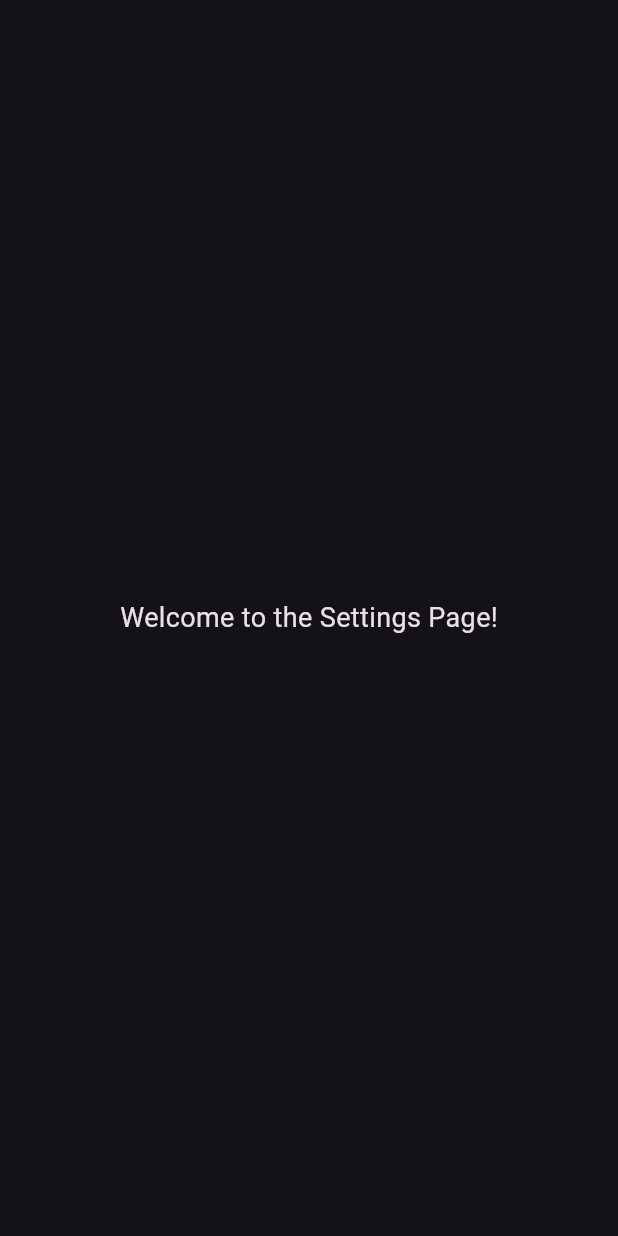
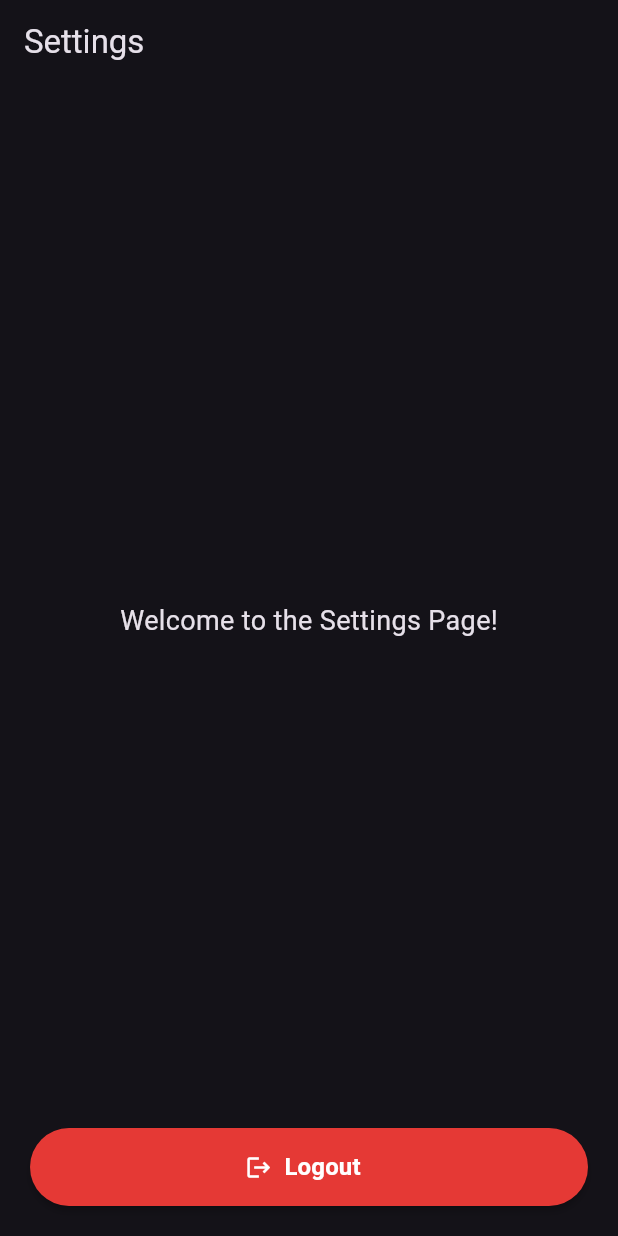
Before and after one commit to SeeTohJJ/SC4079_FYP, a Flutter app: the SettingsPage screen opened directly, on a phone screen of 412 x 824 dp. Run offline on Flutter 3.47's test engine with Material 3 defaults, Android fonts, the phone set to English and light mode, and no system bars; our stand-ins replace country_picker, flutter_secure_storage; accounts and stored records are empty.

Commit message:
fix: added logout button in settings page

```diff
--- a/frontend/lib/features/settings/screens/settings_page.dart
+++ b/frontend/lib/features/settings/screens/settings_page.dart
@@ -1,4 +1,5 @@
 import 'package:flutter/material.dart';
+import 'package:frontend/core/storage/secure_storage_service.dart';
 
 class SettingsPage extends StatelessWidget {
   const SettingsPage({super.key});
@@ -6,11 +7,57 @@ class SettingsPage extends StatelessWidget {
   @override
   Widget build(BuildContext context) {
     return Scaffold(
+      appBar: AppBar(
+        title: const Text('Settings'),
+      ),
+      body: SafeArea(
+        child: Padding(
+          padding: const EdgeInsets.all(20.0),
+          child: Column(
+            children: [
+              // Main content area
+              const Expanded(
+                child: Center(
+                  child: Text(
+                    "Welcome to the Settings Page!",
+                    style: TextStyle(fontSize: 18),
+                  ),
+                ),
+              ),
 
-      body: const Center(
-        child: Text(
-          "Welcome to the Settings Page!",
-          style: TextStyle(fontSize: 18),
+              // Full-width rounded Logout Button
+              SizedBox(
+                width: double.infinity, // Spans all available horizontal space
+                height: 52, // Standard tap height
+                child: ElevatedButton.icon(
+                  onPressed: () async {
+                    // Clear token from secure storage
+                    final storage = SecureStorageService();
+                    await storage.clearToken();
+
+                    // Navigate to login page
+                    Navigator.pushReplacementNamed(context, '/login');
+                  },
+                  icon: const Icon(Icons.logout),
+                  label: const Text(
+                    "Logout",
+                    style: TextStyle(
+                      fontSize: 16,
+                      fontWeight: FontWeight.bold,
+                    ),
+                  ),
+                  style: ElevatedButton.styleFrom(
+                    backgroundColor: Colors.red.shade600,
+                    foregroundColor: Colors.white,
+                    elevation: 2,
+                    shape: RoundedRectangleBorder(
+                      borderRadius: BorderRadius.circular(30.0), // Rounded pill edges
+                    ),
+                  ),
+                ),
+              ),
+            ],
+          ),
         ),
       ),
     );
```
